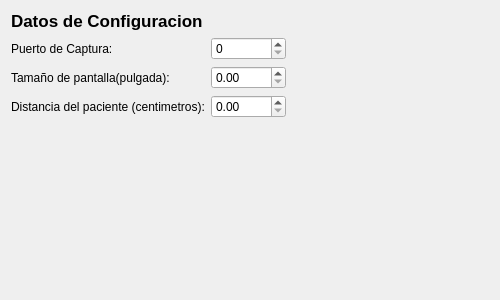
First picture: the form in saccrec/gui/Configuracion/DatosConfiguracion.ui, repository idertator/eog_recorder, before the edit.
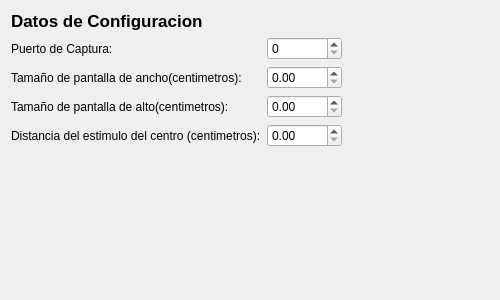
Second picture: the form after the edit.

Commit message: Se modifico la interfaz de configuracion y se agregaron 2 nuevas clases, Patient y Test

```diff
--- a/saccrec/gui/Configuracion/DatosConfiguracion.ui
+++ b/saccrec/gui/Configuracion/DatosConfiguracion.ui
@@ -56,7 +56,7 @@
      <item row="2" column="0">
       <widget class="QLabel" name="label_3">
        <property name="text">
-        <string>Tamaño de pantalla(pulgada):</string>
+        <string>Tamaño de pantalla de ancho(centimetros):</string>
        </property>
       </widget>
      </item>
@@ -77,13 +77,36 @@
       </widget>
      </item>
      <item row="3" column="0">
-      <widget class="QLabel" name="label_4">
+      <widget class="QLabel" name="label_5">
        <property name="text">
-        <string>Distancia del paciente (centimetros):</string>
+        <string>Tamaño de pantalla de alto(centimetros):</string>
        </property>
       </widget>
      </item>
      <item row="3" column="1">
+      <widget class="QDoubleSpinBox" name="doubleSpinBox_3">
+       <property name="sizePolicy">
+        <sizepolicy hsizetype="Fixed" vsizetype="Fixed">
+         <horstretch>0</horstretch>
+         <verstretch>0</verstretch>
+        </sizepolicy>
+       </property>
+       <property name="maximumSize">
+        <size>
+         <width>75</width>
+         <height>16777215</height>
+        </size>
+       </property>
+      </widget>
+     </item>
+     <item row="4" column="0">
+      <widget class="QLabel" name="label_4">
+       <property name="text">
+        <string>Distancia del estimulo del centro (centimetros):</string>
+       </property>
+      </widget>
+     </item>
+     <item row="4" column="1">
       <widget class="QDoubleSpinBox" name="doubleSpinBox_2">
        <property name="sizePolicy">
         <sizepolicy hsizetype="Fixed" vsizetype="Fixed">
```
The commit also changes 5 other files.
